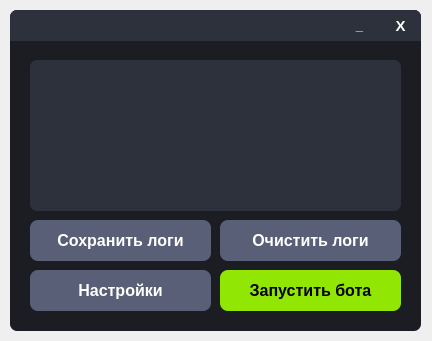
otaboyevsardorbek1/VK-Bot-ru, file VK_Bot/Main_Window/main_window.ui: the form before one commit.
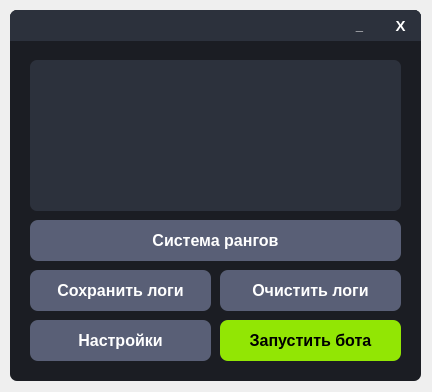
The form after the commit.

What changed in the file:
```diff
--- a/VK_Bot/Main_Window/main_window.ui
+++ b/VK_Bot/Main_Window/main_window.ui
@@ -7,7 +7,7 @@
     <x>0</x>
     <y>0</y>
     <width>432</width>
-    <height>341</height>
+    <height>392</height>
    </rect>
   </property>
   <property name="windowTitle">
@@ -20,7 +20,7 @@
       <x>10</x>
       <y>10</y>
       <width>411</width>
-      <height>321</height>
+      <height>371</height>
      </rect>
     </property>
     <property name="styleSheet">
@@ -259,7 +259,7 @@
      <property name="geometry">
       <rect>
        <x>210</x>
-       <y>260</y>
+       <y>310</y>
        <width>181</width>
        <height>41</height>
       </rect>
@@ -296,7 +296,7 @@
      <property name="geometry">
       <rect>
        <x>20</x>
-       <y>260</y>
+       <y>310</y>
        <width>181</width>
        <height>41</height>
       </rect>
@@ -434,7 +434,7 @@
      <property name="geometry">
       <rect>
        <x>20</x>
-       <y>210</y>
+       <y>260</y>
        <width>181</width>
        <height>41</height>
       </rect>
@@ -472,7 +472,7 @@
      <property name="geometry">
       <rect>
        <x>210</x>
-       <y>210</y>
+       <y>260</y>
        <width>181</width>
        <height>41</height>
       </rect>
@@ -506,6 +506,44 @@
       <string>Очистить логи</string>
      </property>
     </widget>
+    <widget class="QPushButton" name="RankSystemButton">
+     <property name="geometry">
+      <rect>
+       <x>20</x>
+       <y>210</y>
+       <width>371</width>
+       <height>41</height>
+      </rect>
+     </property>
+     <property name="font">
+      <font>
+       <pointsize>12</pointsize>
+       <weight>75</weight>
+       <bold>true</bold>
+      </font>
+     </property>
+     <property name="cursor">
+      <cursorShape>PointingHandCursor</cursorShape>
+     </property>
+     <property name="styleSheet">
+      <string notr="true">QPushButton{
+	color: white;
+	border-radius: 8px;
+	background-color: #595F76;
+}
+
+QPushButton:hover{
+	background-color: #50566E;
+}
+
+QPushButton:pressed{
+	background-color: #434965;
+}</string>
+     </property>
+     <property name="text">
+      <string>Система рангов</string>
+     </property>
+    </widget>
    </widget>
   </widget>
  </widget>
```
